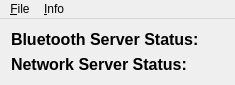
FelixWohlfrom/Presenter-Server, file src/main/gui/MainWindow.ui: the form before one commit.
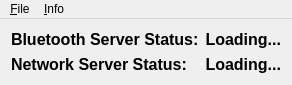
The form after the commit.

Commit message:
Run startup of servers in background thread
This keeps the UI responsible during server startup.

Diff of the .ui file:
```diff
--- a/src/main/gui/MainWindow.ui
+++ b/src/main/gui/MainWindow.ui
@@ -7,7 +7,7 @@
     <x>0</x>
     <y>0</y>
     <width>235</width>
-    <height>83</height>
+    <height>84</height>
    </rect>
   </property>
   <property name="windowTitle">
@@ -31,7 +31,7 @@
        </font>
       </property>
       <property name="text">
-       <string/>
+       <string>Loading...</string>
       </property>
       <property name="alignment">
        <set>Qt::AlignRight|Qt::AlignTrailing|Qt::AlignVCenter</set>
@@ -94,7 +94,7 @@
        </font>
       </property>
       <property name="text">
-       <string/>
+       <string>Loading...</string>
       </property>
       <property name="alignment">
        <set>Qt::AlignRight|Qt::AlignTrailing|Qt::AlignVCenter</set>
@@ -109,7 +109,7 @@
      <x>0</x>
      <y>0</y>
      <width>235</width>
-     <height>21</height>
+     <height>22</height>
     </rect>
    </property>
    <widget class="QMenu" name="menu_Info">
```
The commit also changes 2 other files.
